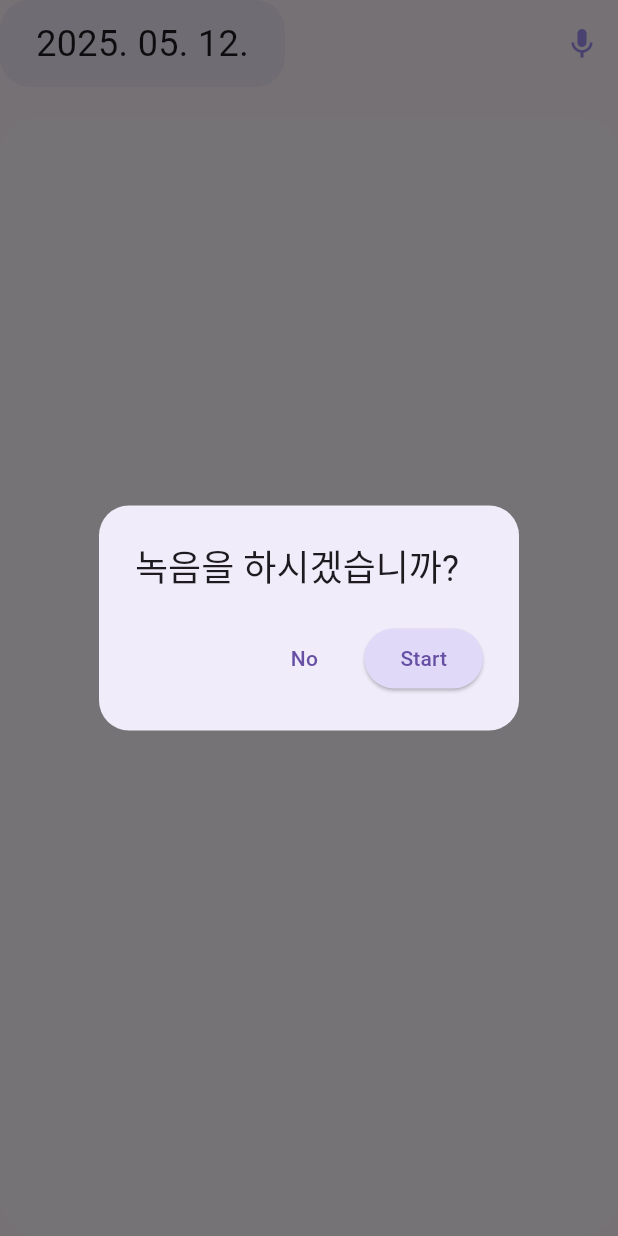
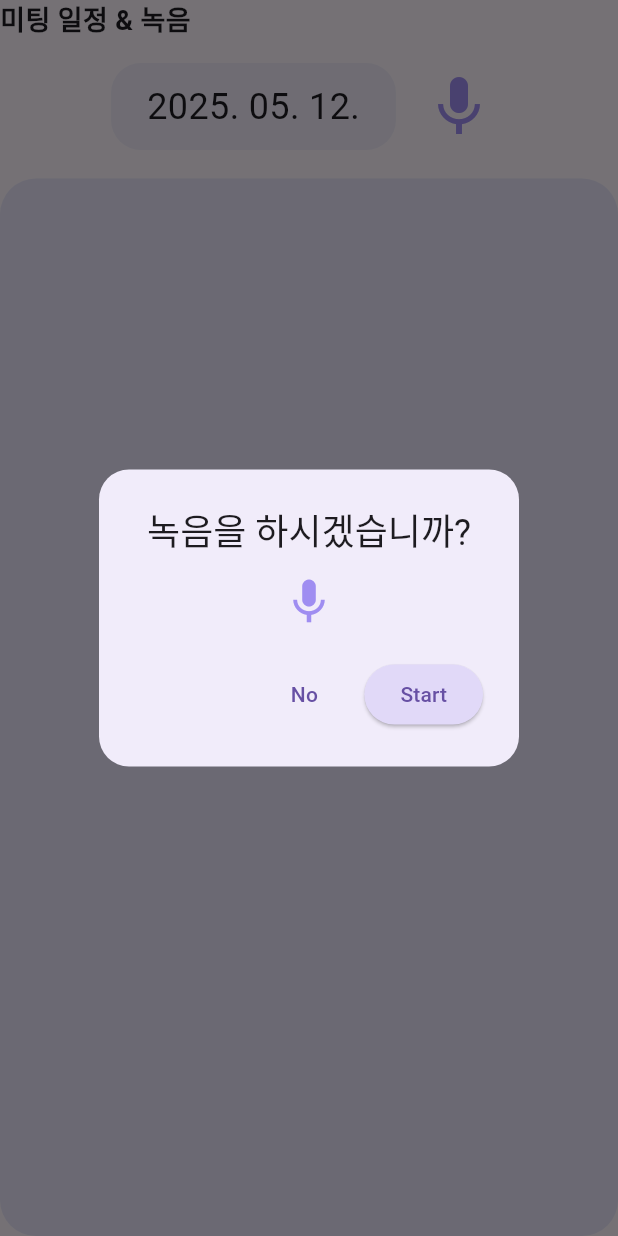
Before and after one commit to zihoo318/MoDit, a Flutter app: the MeetingRecordWidget widget shown alone on an empty page, opened directly with empty values, after a tap on the "mic" icon, on a phone screen of 412 x 824 dp. Run offline on Flutter 3.47's test engine with Material 3 defaults, Android fonts, the light colour scheme and no system bars; our stand-ins replace firebase_core, firebase_database, table_calendar; missing offline and left inert: file_selector; accounts and stored records are empty.

Commit message:
meeting_record화면 수정

```diff
--- a/MoDitApp/lib/pages/meeting_calendar.dart
+++ b/MoDitApp/lib/pages/meeting_calendar.dart
@@ -29,6 +29,21 @@ class _MeetingCalendarWidgetState extends State<MeetingCalendarWidget> {
       'title': '기획 회의',
       'members': ['윤지', '지후']
     },
+    {
+          'date': DateTime(2025, 5, 13),
+          'title': '기획 회의',
+          'members': ['윤지', '지후']
+        },
+        {
+              'date': DateTime(2025, 5, 13),
+              'title': '기획 회의',
+              'members': ['윤지', '지후']
+            },
+            {
+                  'date': DateTime(2025, 5, 13),
+                  'title': '기획 회의',
+                  'members': ['윤지', '지후']
+                },
   ];
 
   List<Map<String, dynamic>> getMeetingsForDay(DateTime day) {
--- a/MoDitApp/lib/pages/meeting_record.dart
+++ b/MoDitApp/lib/pages/meeting_record.dart
@@ -27,7 +27,14 @@ class _MeetingRecordWidgetState extends State<MeetingRecordWidget> {
       builder: (_) => AlertDialog(
         backgroundColor: const Color(0xFFF1ECFA),
         shape: RoundedRectangleBorder(borderRadius: BorderRadius.circular(20)),
-        title: const Text('녹음을 하시겠습니까?'),
+        title: Column(
+          mainAxisSize: MainAxisSize.min,
+          children: [
+            const Text('녹음을 하시겠습니까?', textAlign: TextAlign.center),
+            const SizedBox(height: 12),
+            const Icon(Icons.mic, size: 36, color: Color(0xFF9F8DF1)),
+          ],
+        ),
         actions: [
           TextButton(onPressed: () => Navigator.pop(context), child: const Text('No')),
           ElevatedButton(
@@ -41,6 +48,7 @@ class _MeetingRecordWidgetState extends State<MeetingRecordWidget> {
         ],
       ),
     );
+
   }
 
   void _startRecording() {
@@ -131,9 +139,19 @@ class _MeetingRecordWidgetState extends State<MeetingRecordWidget> {
     return Column(
       crossAxisAlignment: CrossAxisAlignment.start,
       children: [
-        // 🔷 상단 날짜 + 마이크 버튼
+        // 🔷 상단 텍스트 + 날짜/마이크 중앙 정렬
+        Padding(
+          padding: const EdgeInsets.only(bottom: 16),
+          child: Column(
+            crossAxisAlignment: CrossAxisAlignment.start,
+            children: [
+              const Align(
+                alignment: Alignment.centerLeft,
+                child: Text("미팅 일정 & 녹음", style: TextStyle(fontSize: 18, fontWeight: FontWeight.bold)),
+              ),
+              const SizedBox(height: 12),
               Row(
-          mainAxisAlignment: MainAxisAlignment.spaceBetween,
+                mainAxisAlignment: MainAxisAlignment.center,
                 children: [
                   Container(
                     padding: const EdgeInsets.symmetric(horizontal: 24, vertical: 12),
@@ -143,20 +161,23 @@ class _MeetingRecordWidgetState extends State<MeetingRecordWidget> {
                     ),
                     child: Text(dateStr, style: const TextStyle(fontSize: 24)),
                   ),
+                  const SizedBox(width: 10),
                   IconButton(
-              icon: const Icon(Icons.mic, color: Color(0xFF9F8DF1)),
+                    icon: const Icon(Icons.mic, size: 48, color: Color(0xFF9F8DF1)),
                     onPressed: _showRecordPrompt,
                   ),
                 ],
               ),
-        const SizedBox(height: 20),
+            ],
+          ),
+        ),
 
         // 🔷 녹음 목록
         Expanded(
           child: Container(
             padding: const EdgeInsets.all(24),
             decoration: BoxDecoration(
-              color: Colors.white.withOpacity(0.4),
+              color: const Color(0xFFB8BDF1).withOpacity(0.3),
               borderRadius: BorderRadius.circular(24),
             ),
             child: ListView.builder(
```
Lines whose indentation alone changed are shown as unchanged.
